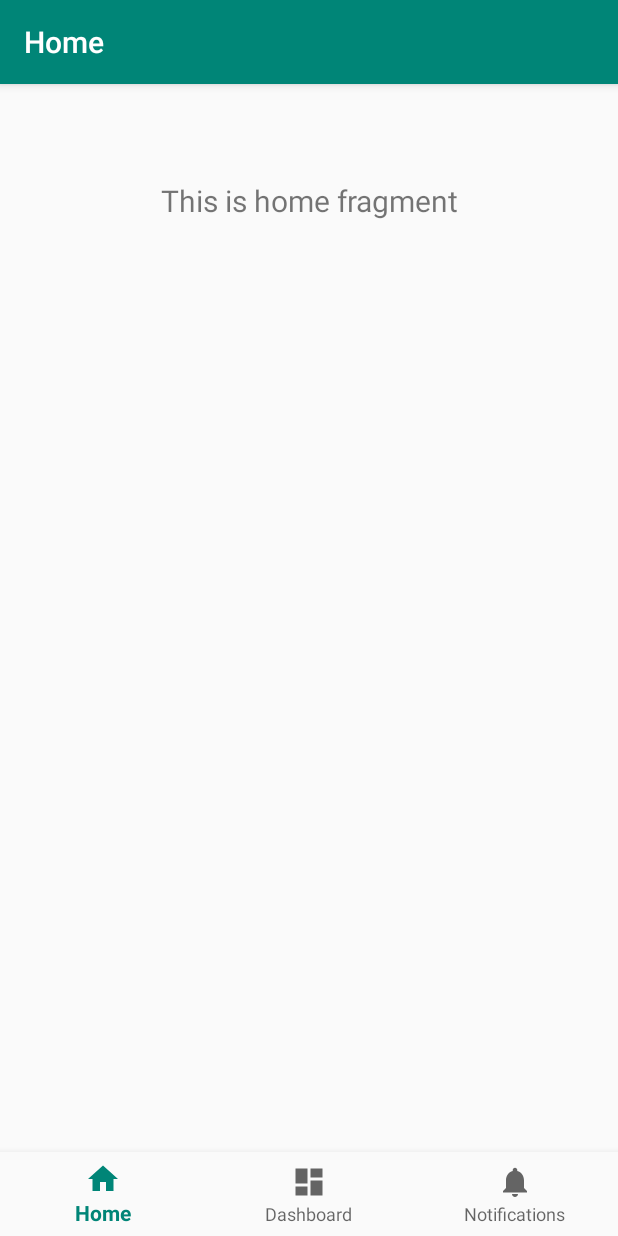
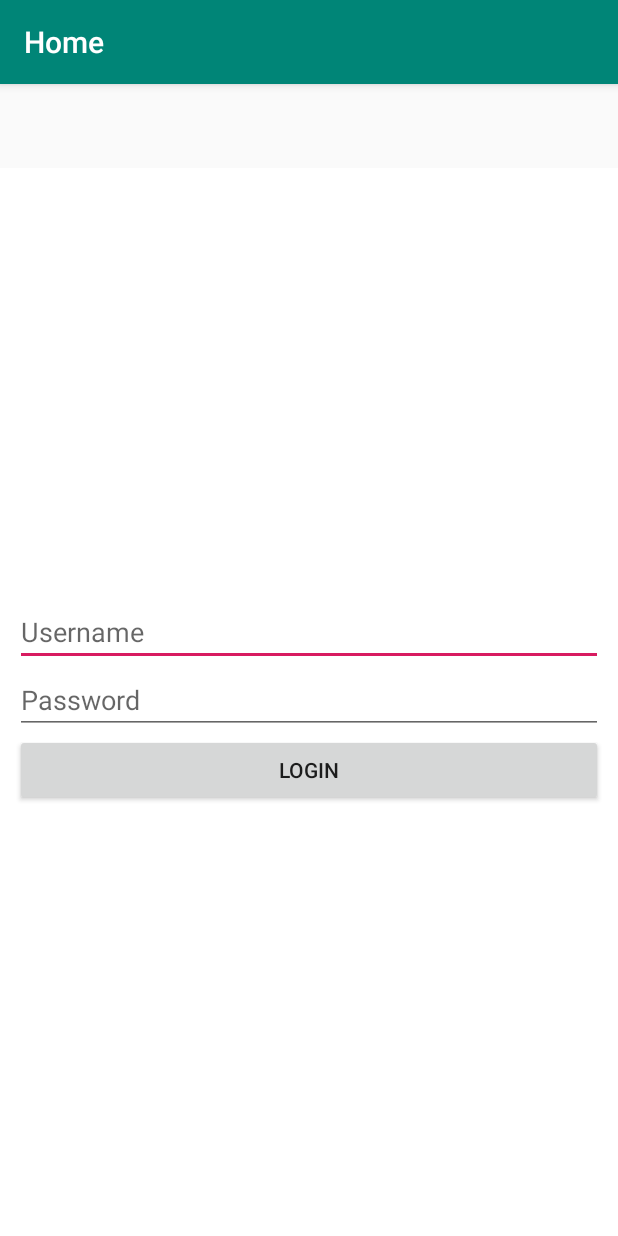
Before and after one commit to skiedflakes/iBlind, an Android app: the screen it shows after launch (MainActivity), on a phone screen of 412 x 824 dp. Run offline under Robolectric (Android 15) with nearby library versions, the phone set to English and light mode, and no system bars; our stand-ins replace Volley, navigation-ui.

Commit message:
jr gwapo

```diff
--- a/app/src/main/java/skiedflakes/iBlind/MainActivity.java
+++ b/app/src/main/java/skiedflakes/iBlind/MainActivity.java
@@ -1,23 +1,31 @@
 package skiedflakes.iBlind;
 
 import android.os.Bundle;
+import android.view.View;
 
 import com.google.android.material.bottomnavigation.BottomNavigationView;
 
 import androidx.appcompat.app.AppCompatActivity;
+import androidx.fragment.app.FragmentTransaction;
 import androidx.navigation.NavController;
 import androidx.navigation.Navigation;
 import androidx.navigation.ui.AppBarConfiguration;
 import androidx.navigation.ui.NavigationUI;
 
+import skiedflakes.iBlind.ui.Login.Login;
+
 public class MainActivity extends AppCompatActivity {
-
+    BottomNavigationView navView;
     @Override
     protected void onCreate(Bundle savedInstanceState) {
         super.onCreate(savedInstanceState);
         setContentView(R.layout.activity_main);
-        BottomNavigationView navView = findViewById(R.id.nav_view);
+
+
+
+        navView = findViewById(R.id.nav_view);
         // Passing each menu ID as a set of Ids because each
+
         // menu should be considered as top level destinations.
         AppBarConfiguration appBarConfiguration = new AppBarConfiguration.Builder(
                 R.id.navigation_home, R.id.navigation_dashboard, R.id.navigation_notifications)
@@ -25,6 +33,19 @@ public class MainActivity extends AppCompatActivity {
         NavController navController = Navigation.findNavController(this, R.id.nav_host_fragment);
         NavigationUI.setupActionBarWithNavController(this, navController, appBarConfiguration);
         NavigationUI.setupWithNavController(navView, navController);
+
+
+        Login login = new Login();
+        FragmentTransaction fragmentTransaction = getSupportFragmentManager().beginTransaction();
+        fragmentTransaction.addToBackStack(null);
+        fragmentTransaction.replace(R.id.container, login);
+        fragmentTransaction.commit();
+        navView.setVisibility(View.GONE);
+    }
+
+    public void nav_view(){
+
+        navView.setVisibility(View.GONE);
     }
 
 }
--- /dev/null
+++ b/app/src/main/res/drawable/bluetooth_connect.xml
@@ -0,0 +1,9 @@
+<vector xmlns:android="http://schemas.android.com/apk/res/android"
+        android:width="24dp"
+        android:height="24dp"
+        android:viewportWidth="24.0"
+        android:viewportHeight="24.0">
+    <path
+        android:fillColor="#FF000000"
+        android:pathData="M7,12l-2,-2 -2,2 2,2 2,-2zM17.71,7.71L12,2h-1v7.59L6.41,5 5,6.41 10.59,12 5,17.59 6.41,19 11,14.41L11,22h1l5.71,-5.71 -4.3,-4.29 4.3,-4.29zM13,5.83l1.88,1.88L13,9.59L13,5.83zM14.88,16.29L13,18.17v-3.76l1.88,1.88zM19,10l-2,2 2,2 2,-2 -2,-2z"/>
+</vector>
--- /dev/null
+++ b/app/src/main/res/drawable/email.xml
@@ -0,0 +1,9 @@
+<vector xmlns:android="http://schemas.android.com/apk/res/android"
+        android:width="24dp"
+        android:height="24dp"
+        android:viewportWidth="24.0"
+        android:viewportHeight="24.0">
+    <path
+        android:fillColor="#FF000000"
+        android:pathData="M20,4L4,4c-1.1,0 -1.99,0.9 -1.99,2L2,18c0,1.1 0.9,2 2,2h16c1.1,0 2,-0.9 2,-2L22,6c0,-1.1 -0.9,-2 -2,-2zM20,8l-8,5 -8,-5L4,6l8,5 8,-5v2z"/>
+</vector>
--- a/app/src/main/res/layout/login.xml
+++ b/app/src/main/res/layout/login.xml
@@ -5,7 +5,8 @@
     android:layout_height="match_parent"
     tools:context=".ui.Login.Login"
     android:orientation="vertical"
-    android:gravity="center">
+    android:gravity="center"
+    android:background="#ffff">
 
     <!-- TODO: Update blank fragment layout -->
   <LinearLayout
--- a/app/src/main/res/menu/bottom_nav_menu.xml
+++ b/app/src/main/res/menu/bottom_nav_menu.xml
@@ -8,12 +8,12 @@
 
     <item
         android:id="@+id/navigation_dashboard"
-        android:icon="@drawable/ic_dashboard_black_24dp"
-        android:title="@string/title_dashboard" />
+        android:icon="@drawable/email"
+        android:title="SMS" />
 
     <item
         android:id="@+id/navigation_notifications"
-        android:icon="@drawable/ic_notifications_black_24dp"
-        android:title="@string/title_notifications" />
+        android:icon="@drawable/bluetooth_connect"
+        android:title="Connect Device" />
 
 </menu>
```
Also changed, not shown: app/src/main/java/skiedflakes/iBlind/SessionManager.java (added, +127 -0 lines).
